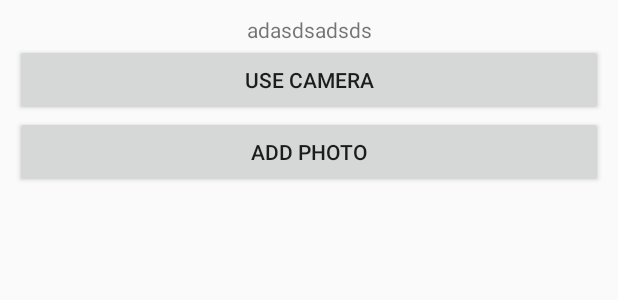
After one commit to sync-ware/Food_Tracker, an Android app: the layout content_upload_reciept.xml on its own in the app's theme, with its tools: preview values and no code run, on a phone screen of 412 x 824 dp. The commit adds this screen. Shown: the top 300 px of the screen. Run offline under Robolectric (Android 15) with nearby library versions, the phone set to English and light mode, and no system bars.

Commit message:
Removed Extra button

```diff
--- a/app/src/main/java/com/csed/foodtracker/UploadRecieptActivity.java
+++ b/app/src/main/java/com/csed/foodtracker/UploadRecieptActivity.java
@@ -89,8 +89,8 @@ public class UploadRecieptActivity extends AppCompatActivity {
             TextBlock textBlock = textBlocks.get(textBlocks.keyAt(i));
             imageText.append(textBlock.getValue());                   // return string
         }
-        System.out.println(imageText);
-        return imageText.toString();
+//        System.out.println(imageText);
+        return imageText.toString(); // TODO: Do something useful with this
     }
 
 
@@ -175,15 +175,6 @@ public class UploadRecieptActivity extends AppCompatActivity {
             }
         });
 
-        Button readTextButton = (Button) findViewById(R.id.read_text_button);
-        readTextButton.setOnClickListener(new View.OnClickListener() {
-            @Override
-            public void onClick(View view) {
-                Toast.makeText(UploadRecieptActivity.this, "Read Text!", Toast.LENGTH_SHORT).show();
-                startOcr(null);
-            }
-        });
-
         view = (ImageView) findViewById(R.id.imageView);
 
 
--- a/app/src/main/res/layout/activity_upload_reciept.xml
+++ b/app/src/main/res/layout/activity_upload_reciept.xml
@@ -1,6 +1,5 @@
 <?xml version="1.0" encoding="utf-8"?>
 <android.support.design.widget.CoordinatorLayout xmlns:android="http://schemas.android.com/apk/res/android"
-    xmlns:app="http://schemas.android.com/apk/res-auto"
     xmlns:tools="http://schemas.android.com/tools"
     android:layout_width="match_parent"
     android:layout_height="match_parent"
--- /dev/null
+++ b/app/src/main/res/layout/content_upload_reciept.xml
@@ -0,0 +1,42 @@
+<?xml version="1.0" encoding="utf-8"?>
+<LinearLayout xmlns:android="http://schemas.android.com/apk/res/android"
+    xmlns:app="http://schemas.android.com/apk/res-auto"
+    xmlns:tools="http://schemas.android.com/tools"
+    android:layout_width="match_parent"
+    android:layout_height="match_parent"
+    android:orientation="vertical"
+    android:layout_gravity="center"
+    android:padding="10dp"
+    app:layout_behavior="@string/appbar_scrolling_view_behavior"
+    tools:context=".AddRecipeActivity"
+    tools:showIn="@layout/activity_upload_reciept">
+
+
+    <TextView
+        android:layout_width="match_parent"
+        android:layout_height="wrap_content"
+        android:gravity="center_horizontal"
+        android:id = "@+id/ocr_text"
+        android:text="adasdsadsds" />
+
+
+    <Button
+        android:id="@+id/use_camera_button"
+        android:layout_width="match_parent"
+        android:layout_height="wrap_content"
+        android:text="Use Camera" />
+
+    <Button
+        android:id="@+id/add_photo_button"
+        android:layout_width="match_parent"
+        android:layout_height="wrap_content"
+        android:text="Add Photo" />
+
+
+    <ImageView
+        android:layout_width="match_parent"
+        android:layout_height="wrap_content"
+        android:id="@+id/imageView"/>
+
+
+</LinearLayout>
```
